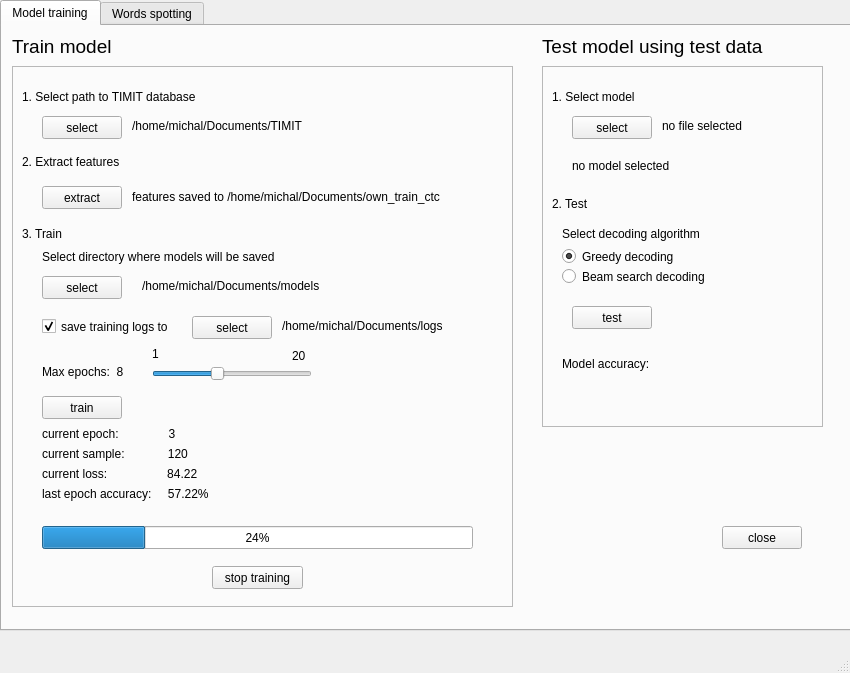
First picture: the form in app/views/main_window.ui, repository michaldudzisz/CTC-speech-recognition, before the edit.
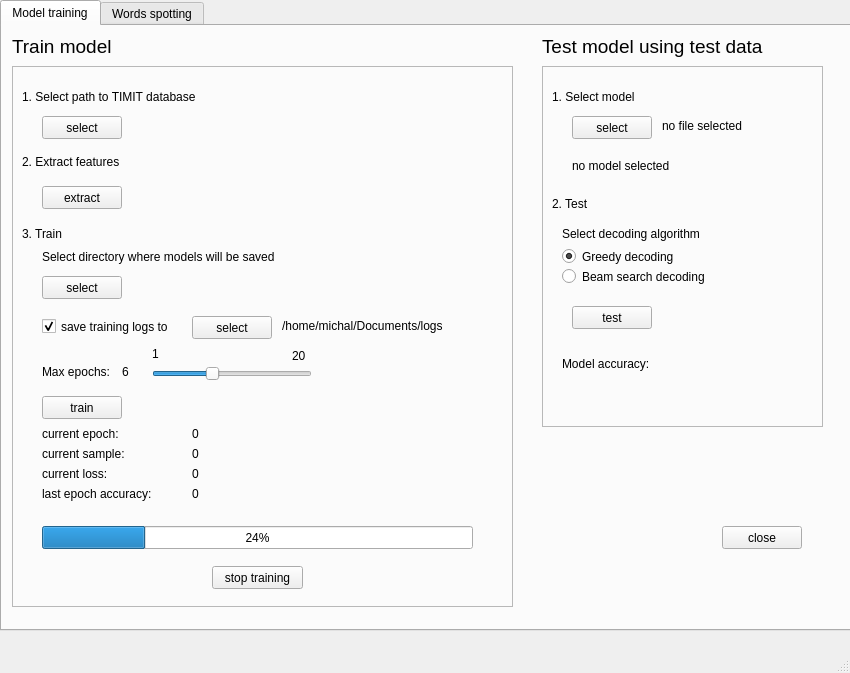
Second picture: the form after the edit.

Commit message: training frame in progress

```diff
--- a/app/views/main_window.ui
+++ b/app/views/main_window.ui
@@ -20,7 +20,10 @@
    <string notr="true">QMainWindow {background: '#faf9f5';}</string>
   </property>
   <widget class="QWidget" name="centralwidget">
-   <widget class="QTabWidget" name="tabWidget">
+   <property name="styleSheet">
+    <string notr="true">`</string>
+   </property>
+   <widget class="QTabWidget" name="tabs">
     <property name="geometry">
      <rect>
       <x>0</x>
@@ -32,7 +35,7 @@
     <property name="currentIndex">
      <number>0</number>
     </property>
-    <widget class="QWidget" name="tab">
+    <widget class="QWidget" name="trainingTab">
      <attribute name="title">
       <string>Model training</string>
      </attribute>
@@ -87,12 +90,12 @@
         <rect>
          <x>120</x>
          <y>50</y>
-         <width>221</width>
+         <width>371</width>
          <height>20</height>
         </rect>
        </property>
        <property name="text">
-        <string>/home/michal/Documents/TIMIT</string>
+        <string/>
        </property>
       </widget>
       <widget class="QLabel" name="label_3">
@@ -191,12 +194,12 @@
         <rect>
          <x>130</x>
          <y>210</y>
-         <width>231</width>
+         <width>361</width>
          <height>20</height>
         </rect>
        </property>
        <property name="text">
-        <string>/home/michal/Documents/models</string>
+        <string/>
        </property>
       </widget>
       <widget class="QCheckBox" name="checkBox">
@@ -220,12 +223,12 @@
         <rect>
          <x>30</x>
          <y>360</y>
-         <width>251</width>
+         <width>111</width>
          <height>16</height>
         </rect>
        </property>
        <property name="text">
-        <string>current epoch:               3</string>
+        <string>current epoch:</string>
        </property>
       </widget>
       <widget class="QLabel" name="label_12">
@@ -233,12 +236,12 @@
         <rect>
          <x>30</x>
          <y>380</y>
-         <width>251</width>
+         <width>121</width>
          <height>16</height>
         </rect>
        </property>
        <property name="text">
-        <string>current sample:             120</string>
+        <string>current sample: </string>
        </property>
       </widget>
       <widget class="QLabel" name="label_13">
@@ -246,12 +249,12 @@
         <rect>
          <x>30</x>
          <y>400</y>
-         <width>221</width>
+         <width>131</width>
          <height>16</height>
         </rect>
        </property>
        <property name="text">
-        <string>current loss:                  84.22</string>
+        <string>current loss: </string>
        </property>
       </widget>
       <widget class="QPushButton" name="pushButton_9">
@@ -315,6 +318,9 @@
          <height>16</height>
         </rect>
        </property>
+       <property name="minimum">
+        <number>1</number>
+       </property>
        <property name="maximum">
         <number>20</number>
        </property>
@@ -336,12 +342,12 @@
         <rect>
          <x>30</x>
          <y>296</y>
-         <width>101</width>
+         <width>81</width>
          <height>20</height>
         </rect>
        </property>
        <property name="text">
-        <string>Max epochs:  8</string>
+        <string>Max epochs: </string>
        </property>
       </widget>
       <widget class="QLabel" name="label_38">
@@ -354,7 +360,7 @@
         </rect>
        </property>
        <property name="text">
-        <string>features saved to /home/michal/Documents/own_train_ctc</string>
+        <string/>
        </property>
       </widget>
       <widget class="QLabel" name="label_39">
@@ -388,12 +394,77 @@
         <rect>
          <x>30</x>
          <y>420</y>
-         <width>211</width>
+         <width>131</width>
          <height>16</height>
         </rect>
        </property>
        <property name="text">
-        <string>last epoch accuracy:     57.22%</string>
+        <string>last epoch accuracy:  </string>
+       </property>
+      </widget>
+      <widget class="QLabel" name="maxEpochsLabel">
+       <property name="geometry">
+        <rect>
+         <x>110</x>
+         <y>296</y>
+         <width>21</width>
+         <height>20</height>
+        </rect>
+       </property>
+       <property name="text">
+        <string>6</string>
+       </property>
+      </widget>
+      <widget class="QLabel" name="currentEpochLabel">
+       <property name="geometry">
+        <rect>
+         <x>180</x>
+         <y>360</y>
+         <width>51</width>
+         <height>16</height>
+        </rect>
+       </property>
+       <property name="text">
+        <string>0</string>
+       </property>
+      </widget>
+      <widget class="QLabel" name="currentSampleLabel">
+       <property name="geometry">
+        <rect>
+         <x>180</x>
+         <y>380</y>
+         <width>51</width>
+         <height>16</height>
+        </rect>
+       </property>
+       <property name="text">
+        <string>0</string>
+       </property>
+      </widget>
+      <widget class="QLabel" name="lastEpochAccuracyLabel">
+       <property name="geometry">
+        <rect>
+         <x>180</x>
+         <y>420</y>
+         <width>51</width>
+         <height>16</height>
+        </rect>
+       </property>
+       <property name="text">
+        <string>0</string>
+       </property>
+      </widget>
+      <widget class="QLabel" name="currentLossLabel">
+       <property name="geometry">
+        <rect>
+         <x>180</x>
+         <y>400</y>
+         <width>51</width>
+         <height>16</height>
+        </rect>
+       </property>
+       <property name="text">
+        <string>0</string>
        </property>
       </widget>
      </widget>
```
Left out of the diff: 20 changed lines with no effect on the pictures. The commit also changes 14 other files.
